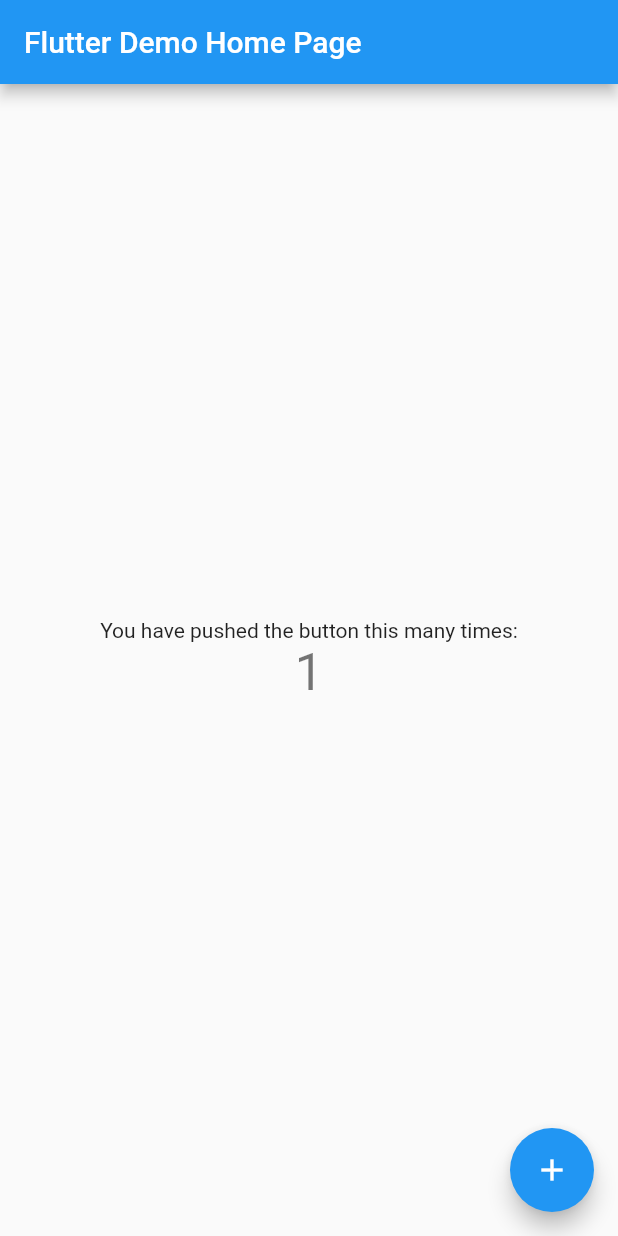
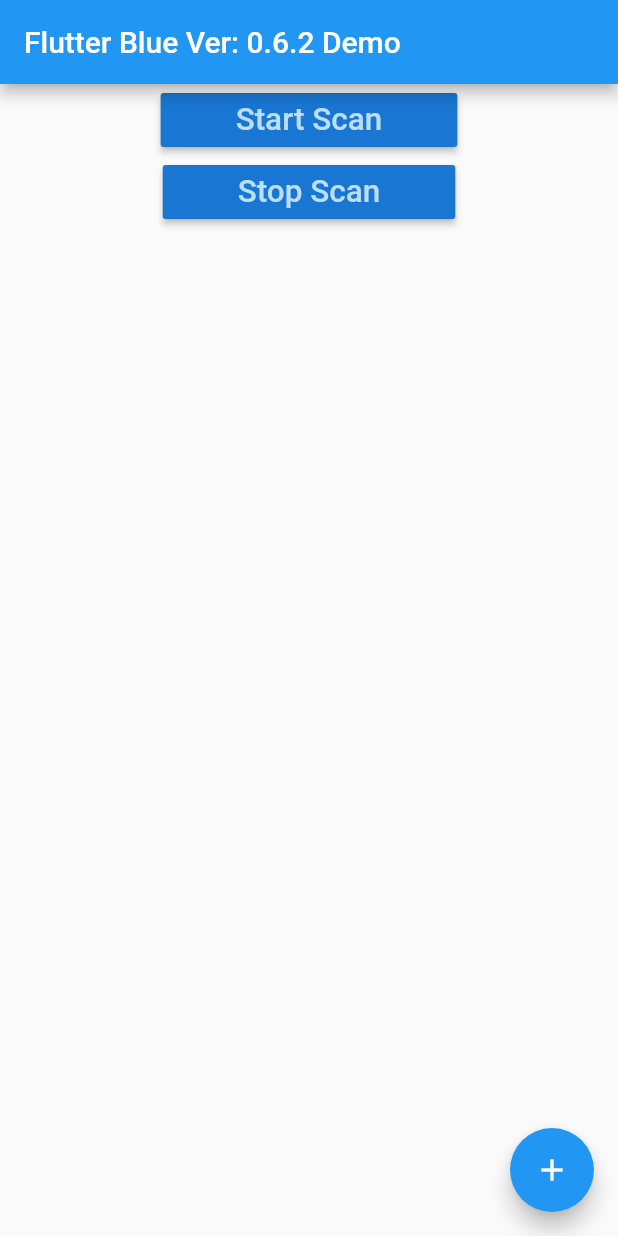
Before and after one commit to JureLokovsek/flutter_blue_0.6.2_app, a Flutter app: the screen it shows after launch, after a tap on the "add" icon, on a phone screen of 412 x 824 dp. Run offline on Flutter 3.47's test engine with Material 2 defaults, Android fonts, the phone set to English and light mode, and no system bars; our stand-ins replace flutter_blue; missing offline and left inert: fimber.

```diff
--- a/lib/main.dart
+++ b/lib/main.dart
@@ -1,6 +1,11 @@
+import 'package:fimber/fimber.dart';
 import 'package:flutter/material.dart';
+import 'package:flutter_blue/flutter_blue.dart';
 
-void main() => runApp(MyApp());
+void main() {
+  Fimber.plantTree(DebugTree());
+  runApp(MyApp());
+}
 
 class MyApp extends StatelessWidget {
   // This widget is the root of your application.
@@ -9,33 +14,15 @@ class MyApp extends StatelessWidget {
     return MaterialApp(
       title: 'Flutter Demo',
       theme: ThemeData(
-        // This is the theme of your application.
-        //
-        // Try running your application with "flutter run". You'll see the
-        // application has a blue toolbar. Then, without quitting the app, try
-        // changing the primarySwatch below to Colors.green and then invoke
-        // "hot reload" (press "r" in the console where you ran "flutter run",
-        // or simply save your changes to "hot reload" in a Flutter IDE).
-        // Notice that the counter didn't reset back to zero; the application
-        // is not restarted.
         primarySwatch: Colors.blue,
       ),
-      home: MyHomePage(title: 'Flutter Demo Home Page'),
+      home: MyHomePage(title: 'Flutter Blue Ver: 0.6.2 Demo'),
     );
   }
 }
 
 class MyHomePage extends StatefulWidget {
   MyHomePage({Key key, this.title}) : super(key: key);
-
-  // This widget is the home page of your application. It is stateful, meaning
-  // that it has a State object (defined below) that contains fields that affect
-  // how it looks.
-
-  // This class is the configuration for the state. It holds the values (in this
-  // case the title) provided by the parent (in this case the App widget) and
-  // used by the build method of the State. Fields in a Widget subclass are
-  // always marked "final".
 
   final String title;
 
@@ -44,68 +31,66 @@ class MyHomePage extends StatefulWidget {
 }
 
 class _MyHomePageState extends State<MyHomePage> {
-  int _counter = 0;
 
-  void _incrementCounter() {
-    setState(() {
-      // This call to setState tells the Flutter framework that something has
-      // changed in this State, which causes it to rerun the build method below
-      // so that the display can reflect the updated values. If we changed
-      // _counter without calling setState(), then the build method would not be
-      // called again, and so nothing would appear to happen.
-      _counter++;
-    });
-  }
+  FlutterBlue flutterBlue = FlutterBlue.instance;
 
   @override
   Widget build(BuildContext context) {
-    // This method is rerun every time setState is called, for instance as done
-    // by the _incrementCounter method above.
-    //
-    // The Flutter framework has been optimized to make rerunning build methods
-    // fast, so that you can just rebuild anything that needs updating rather
-    // than having to individually change instances of widgets.
     return Scaffold(
       appBar: AppBar(
-        // Here we take the value from the MyHomePage object that was created by
-        // the App.build method, and use it to set our appbar title.
         title: Text(widget.title),
       ),
       body: Center(
-        // Center is a layout widget. It takes a single child and positions it
-        // in the middle of the parent.
         child: Column(
-          // Column is also a layout widget. It takes a list of children and
-          // arranges them vertically. By default, it sizes itself to fit its
-          // children horizontally, and tries to be as tall as its parent.
-          //
-          // Invoke "debug painting" (press "p" in the console, choose the
-          // "Toggle Debug Paint" action from the Flutter Inspector in Android
-          // Studio, or the "Toggle Debug Paint" command in Visual Studio Code)
-          // to see the wireframe for each widget.
-          //
-          // Column has various properties to control how it sizes itself and
-          // how it positions its children. Here we use mainAxisAlignment to
-          // center the children vertically; the main axis here is the vertical
-          // axis because Columns are vertical (the cross axis would be
-          // horizontal).
-          mainAxisAlignment: MainAxisAlignment.center,
           children: <Widget>[
-            Text(
-              'You have pushed the button this many times:',
+            RaisedButton(
+                padding: EdgeInsets.only(left: 50.0, right: 50.0),
+                color: Theme.of(context).primaryColorDark,
+                textColor: Theme.of(context).primaryColorLight,
+                child: Text("Start Scan", textScaleFactor: 1.5),
+                onPressed: _startScan,
             ),
-            Text(
-              '$_counter',
-              style: Theme.of(context).textTheme.display1,
+            RaisedButton(
+              padding: EdgeInsets.only(left: 50.0, right: 50.0),
+              color: Theme.of(context).primaryColorDark,
+              textColor: Theme.of(context).primaryColorLight,
+              child: Text("Stop Scan", textScaleFactor: 1.5),
+              onPressed: _stopScan,
             ),
           ],
         ),
       ),
       floatingActionButton: FloatingActionButton(
-        onPressed: _incrementCounter,
-        tooltip: 'Increment',
+        onPressed: _floatingBarAction,
+        tooltip: 'Nothing for now!',
         child: Icon(Icons.add),
       ), // This trailing comma makes auto-formatting nicer for build methods.
     );
   }
+
+  void _startScan() {
+    Fimber.d("Test Ble Clicked");
+
+    // TODO: info stuff ... https://pub.dev/packages/flutter_blue#-readme-tab
+
+    flutterBlue.startScan(timeout: Duration(seconds: 10));
+    flutterBlue.scanResults.listen((scanResults) {
+      // do something with scan result
+      for (var scanResult in scanResults) {
+        Fimber.d("Device ::" + scanResult.device.name +" Id: " + scanResult.device.id.toString());
+      }
+    });
+
+  }
+
+  void _floatingBarAction() {
+    Fimber.d("Floating bar");
+  }
+
+  void _stopScan() {
+    if(flutterBlue != null) {
+        flutterBlue.stopScan();
+    }
+  }
+
 }
--- a/pubspec.yaml
+++ b/pubspec.yaml
@@ -23,6 +23,8 @@ dependencies:
   # The following adds the Cupertino Icons font to your application.
   # Use with the CupertinoIcons class for iOS style icons.
   cupertino_icons: ^0.1.2
+  fimber: ^0.3.2
+  flutter_blue: 0.6.2
 
 dev_dependencies:
   flutter_test:
```
Also changed, not shown: pubspec.lock.
